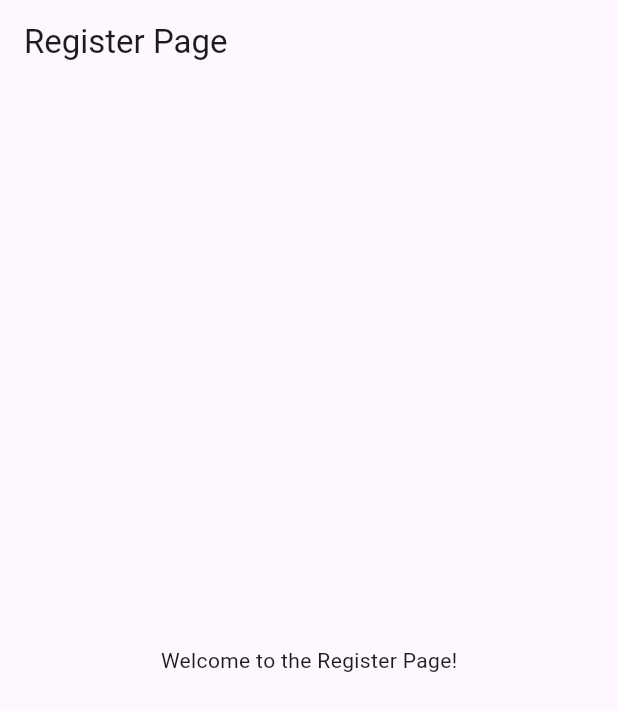
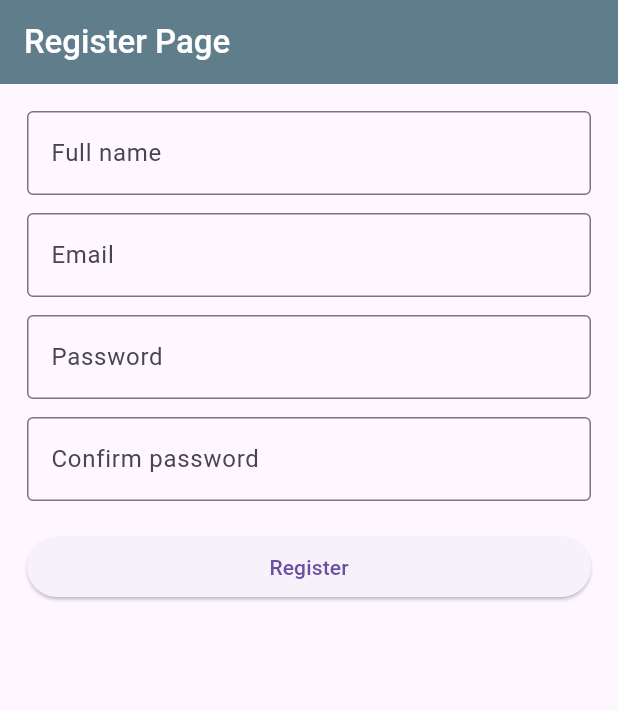
Before and after one commit to usefmahmud/flutter-login-page, a Flutter app: the screen it shows after launch, on a phone screen of 412 x 824 dp. Shown: the top 711 px of the screen. Run offline on Flutter 3.47's test engine with Material 3 defaults, Android fonts, the phone set to English and light mode, and no system bars.

Commit message:
feat: implement registration form with validation and custom form fields

```diff
--- a/lib/pages/register.dart
+++ b/lib/pages/register.dart
@@ -1,4 +1,5 @@
 import 'package:flutter/material.dart';
+import 'package:login_page/widgets/registration_form.dart';
 
 class RegisterPage extends StatelessWidget {
   const RegisterPage({super.key});
@@ -6,8 +7,14 @@ class RegisterPage extends StatelessWidget {
   @override
   Widget build(BuildContext context) {
     return Scaffold(
-      appBar: AppBar(title: const Text('Register Page')),
-      body: const Center(child: Text('Welcome to the Register Page!')),
+      appBar: AppBar(
+        title: const Text(
+          'Register Page',
+          style: TextStyle(color: Colors.white, fontWeight: FontWeight.w500),
+        ),
+        backgroundColor: Colors.blueGrey,
+      ),
+      body: RegistrationForm(),
     );
   }
 }
--- /dev/null
+++ b/lib/widgets/form_field.dart
@@ -0,0 +1,37 @@
+import 'package:flutter/material.dart';
+
+class CustomFormField extends StatelessWidget {
+  const CustomFormField({
+    super.key,
+    this.controller,
+    this.labelText = 'Enter value',
+    this.validator,
+    this.obscureText,
+  });
+
+  final TextEditingController? controller;
+
+  final String labelText;
+  final String? Function(String?)? validator;
+  final bool? obscureText;
+
+  @override
+  Widget build(BuildContext context) {
+    return TextFormField(
+      controller: controller,
+      decoration: InputDecoration(
+        border: OutlineInputBorder(),
+        labelText: labelText,
+      ),
+      obscureText: obscureText ?? false,
+      validator:
+          validator ??
+          (value) {
+            if (value == null || value.isEmpty) {
+              return 'Please enter some text';
+            }
+            return null;
+          },
+    );
+  }
+}
--- /dev/null
+++ b/lib/widgets/registration_form.dart
@@ -0,0 +1,89 @@
+import 'package:flutter/material.dart';
+import 'form_field.dart';
+
+class RegistrationForm extends StatefulWidget {
+  const RegistrationForm({super.key});
+
+  @override
+  State<RegistrationForm> createState() => _RegistrationFormState();
+}
+
+class _RegistrationFormState extends State<RegistrationForm> {
+  final _formKey = GlobalKey<FormState>();
+  final _nameController = TextEditingController();
+  final _emailController = TextEditingController();
+  final _passwordController = TextEditingController();
+  final _confirmController = TextEditingController();
+
+  String? _validateName(String? v) {
+    if (v == null || v.trim().isEmpty) return 'Please enter your name';
+    return null;
+  }
+
+  String? _validateEmail(String? v) {
+    if (v == null || v.trim().isEmpty) return 'Please enter an email';
+    final email = v.trim();
+    final emailRegex = RegExp(r"^[^@\s]+@[^@\s]+\.[^@\s]+$");
+    if (!emailRegex.hasMatch(email)) return 'Please enter a valid email';
+    return null;
+  }
+
+  String? _validatePassword(String? v) {
+    if (v == null || v.isEmpty) return 'Please enter a password';
+    if (v.length < 6) return 'Password must be at least 6 characters';
+    return null;
+  }
+
+  String? _validateConfirm(String? v) {
+    if (v == null || v.isEmpty) return 'Please confirm your password';
+    if (v != _passwordController.text) return 'Passwords do not match';
+    return null;
+  }
+
+  @override
+  Widget build(BuildContext context) {
+    return Padding(
+      padding: const EdgeInsets.all(18),
+      child: Form(
+        key: _formKey,
+        child: Column(
+          children: [
+            CustomFormField(
+              controller: _nameController,
+              labelText: 'Full name',
+              validator: _validateName,
+            ),
+            const SizedBox(height: 12),
+            CustomFormField(
+              controller: _emailController,
+              labelText: 'Email',
+              validator: _validateEmail,
+            ),
+            const SizedBox(height: 12),
+            CustomFormField(
+              controller: _passwordController,
+              labelText: 'Password',
+              obscureText: true,
+              validator: _validatePassword,
+            ),
+            const SizedBox(height: 12),
+            CustomFormField(
+              controller: _confirmController,
+              labelText: 'Confirm password',
+              obscureText: true,
+              validator: _validateConfirm,
+            ),
+            const SizedBox(height: 20),
+            SizedBox(
+              width: double.infinity,
+              child: ElevatedButton(
+                child: const Text('Register'),
+                onPressed: () => {},
+              ),
+            ),
+          ],
+        ),
+      ),
+    );
+  }
+}
```
